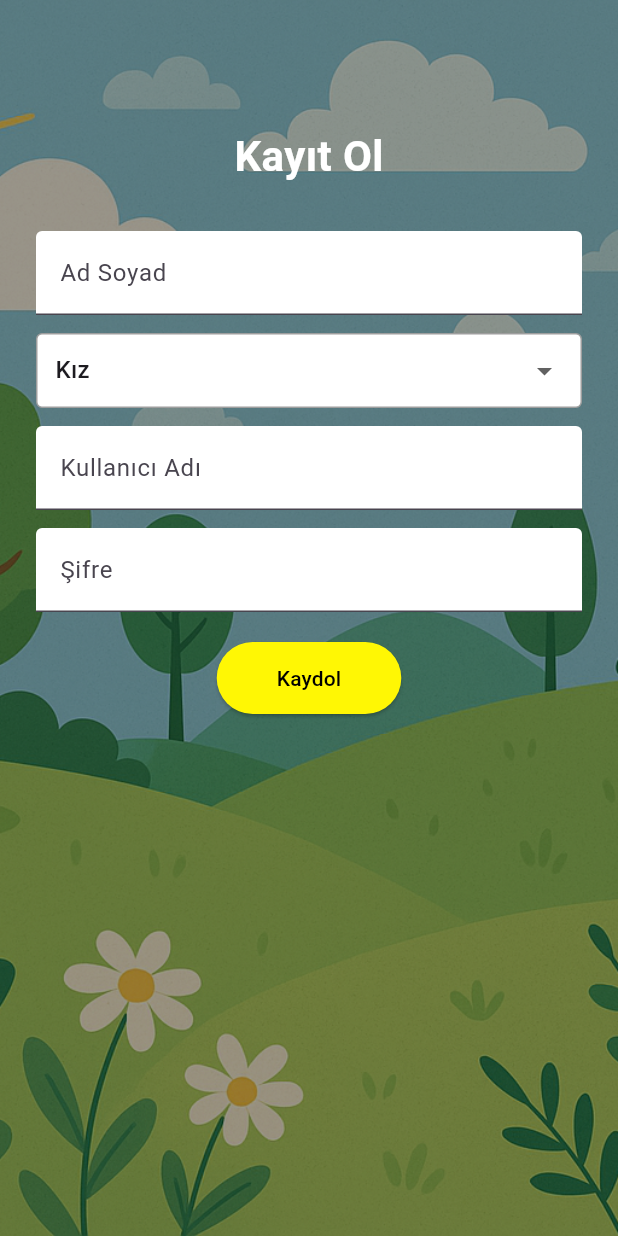
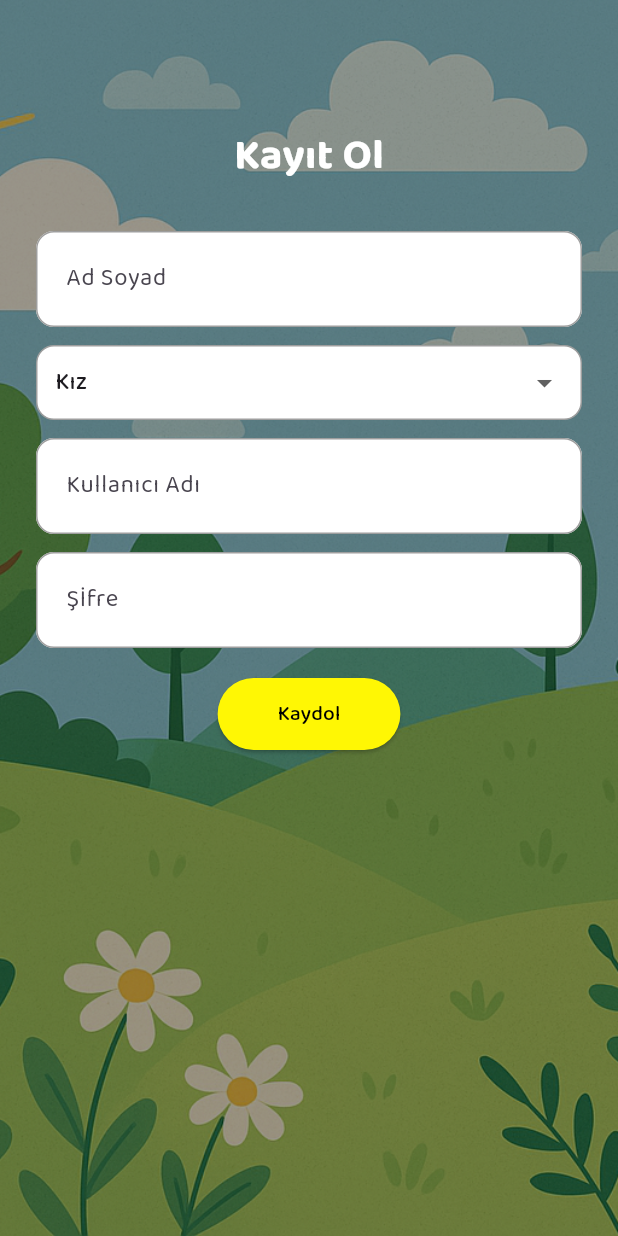
Before and after one commit to RabiaNurAcarturk/cevreci__cocuk, a Flutter app: the screen it shows after launch, after a tap on "Kaydol", on a phone screen of 412 x 824 dp. Run offline on Flutter 3.47's test engine with Material 3 defaults, Android fonts, the light colour scheme and no system bars; our stand-ins replace google_fonts, google_sign_in, lottie, shared_preferences; missing offline and left inert: star_menu.

Commit message:
font paketi eklendi, labeltext yerine hinttext getirildi

```diff
--- a/lib/main.dart
+++ b/lib/main.dart
@@ -1,4 +1,5 @@
 import 'package:flutter/material.dart';
+import 'package:google_fonts/google_fonts.dart';
 import 'screens/splash_screen.dart';
 import 'screens/home_screen.dart';
 import 'screens/journal_screen.dart';
@@ -17,6 +18,7 @@ class CevreciCocukApp extends StatelessWidget {
       title: 'Çevreci Çocuk',
       debugShowCheckedModeBanner: false,
       theme: ThemeData(
+        textTheme: GoogleFonts.baloo2TextTheme(),
         primarySwatch: Colors.green,
         scaffoldBackgroundColor: Colors.white,
       ),
--- a/lib/screens/discover_screen.dart
+++ b/lib/screens/discover_screen.dart
@@ -117,7 +117,7 @@ class DetaySayfasi extends StatelessWidget {
       appBar: AppBar(
         title: Text(veri['baslik'] ?? ''),
       ),
-      body: SingleChildScrollView( // ← EKLENDİ
+      body: SingleChildScrollView(
         child: Padding(
           padding: const EdgeInsets.all(16.0),
           child: Column(
@@ -136,7 +136,7 @@ class DetaySayfasi extends StatelessWidget {
                   style: TextStyle(
                     fontSize: 16,
                     fontStyle: FontStyle.italic,
-                    color: const Color.fromARGB(255, 255, 247, 5),
+                    color: Colors.black,
                   ),
                   textAlign: TextAlign.center,
                 ),
--- a/lib/screens/login_screen.dart
+++ b/lib/screens/login_screen.dart
@@ -88,9 +88,20 @@ class _LoginScreenState extends State<LoginScreen> {
     hintText: 'Kullanıcı Adı',
     fillColor: Colors.white,
     filled: true,
-                      border: OutlineInputBorder(),
+    border: OutlineInputBorder(
+      borderRadius: BorderRadius.circular(12),
+    ),
+    enabledBorder: OutlineInputBorder(
+      borderRadius: BorderRadius.circular(12),
+      borderSide: BorderSide(color: Colors.grey),
+    ),
+    focusedBorder: OutlineInputBorder(
+      borderRadius: BorderRadius.circular(12),
+      borderSide: BorderSide(color: Colors.blue),
     ),
   ),
+),
+
                  SizedBox(height: 16),
 TextField(
   controller: _passwordController,
@@ -99,9 +110,20 @@ class _LoginScreenState extends State<LoginScreen> {
     hintText: 'Şifre',
     fillColor: Colors.white,
     filled: true,
-                      border: OutlineInputBorder(),
+    border: OutlineInputBorder(
+      borderRadius: BorderRadius.circular(12),
+    ),
+    enabledBorder: OutlineInputBorder(
+      borderRadius: BorderRadius.circular(12),
+      borderSide: BorderSide(color: Colors.grey),
+    ),
+    focusedBorder: OutlineInputBorder(
+      borderRadius: BorderRadius.circular(12),
+      borderSide: BorderSide(color: Colors.blue),
     ),
   ),
+),
+
                   SizedBox(height: 16),
                   ElevatedButton(
                     onPressed: _handleLogin,
@@ -126,16 +148,17 @@ class _LoginScreenState extends State<LoginScreen> {
                     ),
                   ),
                   SizedBox(height: 12),
-                  TextButton(
+ElevatedButton(
   onPressed: () {
     Navigator.pushNamed(context, RegisterScreen.routeName);
   },
-                    child: Text(
-                      "Kaydol",
-                      style: TextStyle(
-                        color: Colors.white,
-                        fontSize: 16,
-                        decoration: TextDecoration.underline,
+  child: Text("Kaydol"),
+  style: ElevatedButton.styleFrom(
+    backgroundColor: Colors.white,
+    foregroundColor: Colors.black,
+    padding: EdgeInsets.symmetric(horizontal: 32, vertical: 12),
+    shape: RoundedRectangleBorder(
+      borderRadius: BorderRadius.circular(20),
     ),
   ),
 ),
--- a/lib/screens/register_screen.dart
+++ b/lib/screens/register_screen.dart
@@ -63,17 +63,30 @@ class _RegisterScreenState extends State<RegisterScreen> {
                 TextField(
   controller: _nameController,
   decoration: InputDecoration(
-                    labelText: "Ad Soyad",
+  hintText: "Ad Soyad",
   filled: true,
   fillColor: Colors.white,
+  border: OutlineInputBorder(
+    borderRadius: BorderRadius.circular(12),
   ),
+  enabledBorder: OutlineInputBorder(
+    borderRadius: BorderRadius.circular(12),
+    borderSide: BorderSide(color: Colors.grey),
+  ),
+  focusedBorder: OutlineInputBorder(
+    borderRadius: BorderRadius.circular(12),
+    borderSide: BorderSide(color: Colors.blue),
+  ),
+  contentPadding: EdgeInsets.symmetric(horizontal: 16, vertical: 20), // 👈 bu önemli
+),
+
 ),
 SizedBox(height: 12),
 Container(
   padding: EdgeInsets.symmetric(horizontal: 12),
   decoration: BoxDecoration(
     color: Colors.white,
-                    borderRadius: BorderRadius.circular(4),
+    borderRadius: BorderRadius.circular(12), // ← köşeleri yuvarlak
     border: Border.all(color: Colors.grey),
   ),
   child: DropdownButtonHideUnderline(
@@ -98,20 +111,46 @@ class _RegisterScreenState extends State<RegisterScreen> {
 TextField(
   controller: _usernameController,
   decoration: InputDecoration(
-                    labelText: "Kullanıcı Adı",
+  hintText:  "Kullanıcı Adı",
   filled: true,
   fillColor: Colors.white,
+  border: OutlineInputBorder(
+    borderRadius: BorderRadius.circular(12),
   ),
+  enabledBorder: OutlineInputBorder(
+    borderRadius: BorderRadius.circular(12),
+    borderSide: BorderSide(color: Colors.grey),
+  ),
+  focusedBorder: OutlineInputBorder(
+    borderRadius: BorderRadius.circular(12),
+    borderSide: BorderSide(color: Colors.blue),
+  ),
+  contentPadding: EdgeInsets.symmetric(horizontal: 16, vertical: 20), // 👈 bu önemli
+),
+
 ),
 SizedBox(height: 12),
 TextField(
   controller: _passwordController,
   obscureText: true,
   decoration: InputDecoration(
-                    labelText: "Şifre",
+  hintText:  "Şİfre",
   filled: true,
   fillColor: Colors.white,
+  border: OutlineInputBorder(
+    borderRadius: BorderRadius.circular(12),
   ),
+  enabledBorder: OutlineInputBorder(
+    borderRadius: BorderRadius.circular(12),
+    borderSide: BorderSide(color: Colors.grey),
+  ),
+  focusedBorder: OutlineInputBorder(
+    borderRadius: BorderRadius.circular(12),
+    borderSide: BorderSide(color: Colors.blue),
+  ),
+  contentPadding: EdgeInsets.symmetric(horizontal: 16, vertical: 20), // 👈 bu önemli
+),
+
 ),
                 SizedBox(height: 20),
                 ElevatedButton(
--- a/pubspec.yaml
+++ b/pubspec.yaml
@@ -28,6 +28,7 @@ environment:
 # the latest version available on pub.dev. To see which dependencies have newer
 # versions available, run flutter pub outdated.
 dependencies:
+  google_fonts: ^6.2.1
   google_sign_in: ^6.2.2
   flutter:
     sdk: flutter
```
Also changed, not shown: pubspec.lock, 1 other file. Lines whose indentation alone changed are shown as unchanged.
